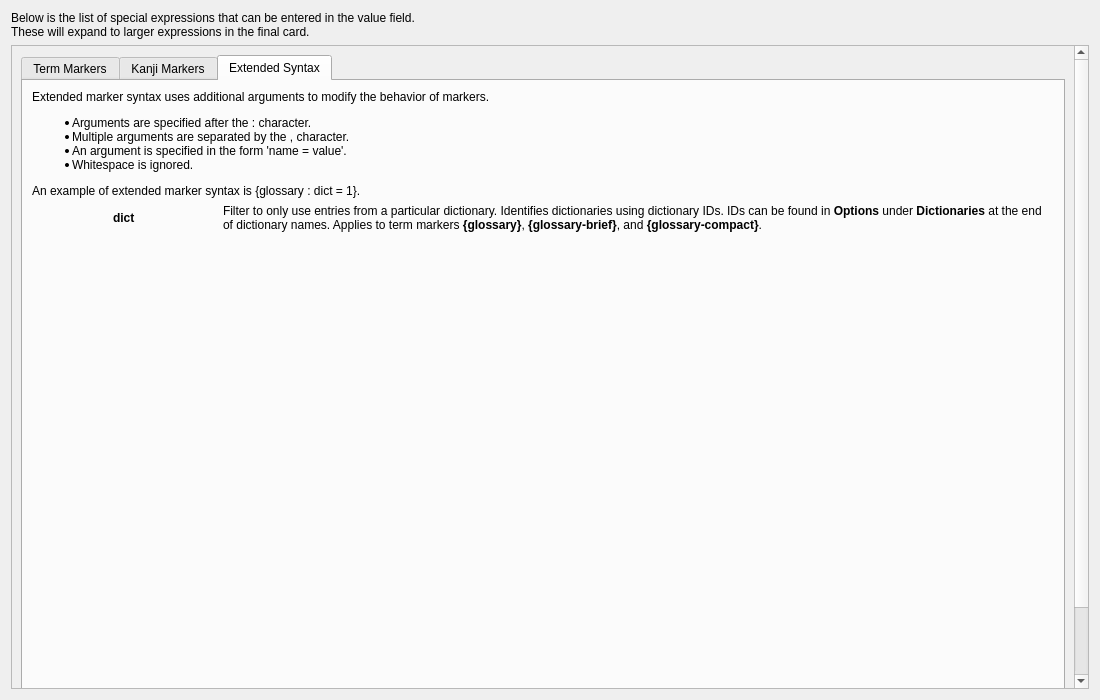
Before: the Qt Designer form src/gui/widgets/settings/ankisettingshelp.ui in ripose-jp/Memento, drawn with Qt 5.
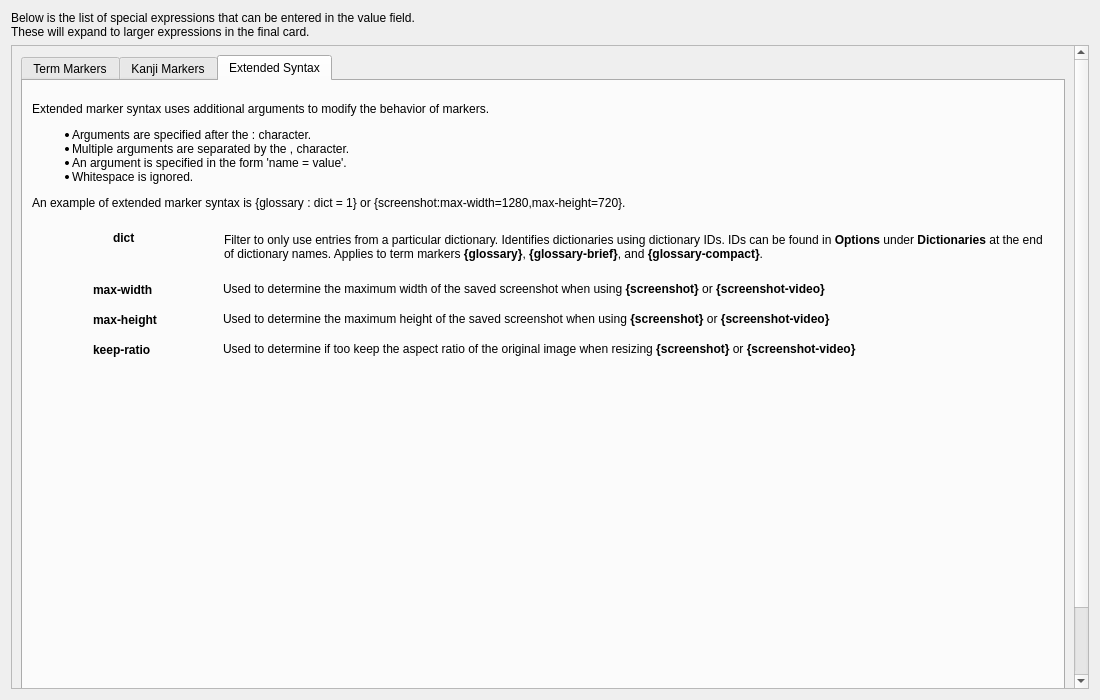
After: the same form once the commit is applied. The open tabs and pages were chosen to show the change.

Commit message:
src/anki/notebuilder: implement screenshot extended marker syntax
Allow screenshot and screenshot-video to use the max-width and
max-height markers. This allows users to resize the screenshot before
saving them into Anki.

What changed in the file:
```diff
--- a/src/gui/widgets/settings/ankisettingshelp.ui
+++ b/src/gui/widgets/settings/ankisettingshelp.ui
@@ -47,8 +47,8 @@
        <rect>
         <x>0</x>
         <y>0</y>
-        <width>1074</width>
-        <height>869</height>
+        <width>1066</width>
+        <height>858</height>
        </rect>
       </property>
       <layout class="QVBoxLayout" name="verticalLayout_4">
@@ -1582,60 +1582,170 @@
           <attribute name="title">
            <string>Extended Syntax</string>
           </attribute>
-          <layout class="QVBoxLayout" name="layoutExtendedSyntax">
-           <item>
-            <widget class="QLabel" name="labelExtendedSyntaxEx">
-             <property name="text">
-              <string>&lt;html&gt;&lt;head/&gt;&lt;body&gt;&lt;p&gt;Extended marker syntax uses additional arguments to modify the behavior of markers.&lt;/p&gt;&lt;ul style=&quot;margin-top: 0px; margin-bottom: 0px; margin-left: 0px; margin-right: 0px; -qt-list-indent: 1;&quot;&gt;&lt;li style=&quot; margin-top:12px; margin-bottom:0px; margin-left:0px; margin-right:0px; -qt-block-indent:0; text-indent:0px;&quot;&gt;Arguments are specified after the : character.&lt;/li&gt;&lt;li style=&quot; margin-top:0px; margin-bottom:0px; margin-left:0px; margin-right:0px; -qt-block-indent:0; text-indent:0px;&quot;&gt;Multiple arguments are separated by the , character.&lt;/li&gt;&lt;li style=&quot; margin-top:0px; margin-bottom:0px; margin-left:0px; margin-right:0px; -qt-block-indent:0; text-indent:0px;&quot;&gt;An argument is specified in the form 'name = value'.&lt;/li&gt;&lt;li style=&quot; margin-top:0px; margin-bottom:12px; margin-left:0px; margin-right:0px; -qt-block-indent:0; text-indent:0px;&quot;&gt;Whitespace is ignored.&lt;/li&gt;&lt;/ul&gt;&lt;p&gt;An example of extended marker syntax is {glossary : dict = 1}.&lt;/p&gt;&lt;/body&gt;&lt;/html&gt;</string>
-             </property>
-             <property name="wordWrap">
-              <bool>true</bool>
-             </property>
-            </widget>
-           </item>
-           <item>
-            <layout class="QGridLayout" name="layoutExtendedSyntaxList" columnstretch="2,9">
-             <item row="0" column="0" alignment="Qt::AlignmentFlag::AlignHCenter">
-              <widget class="QLabel" name="labelExtendedDicId">
-               <property name="font">
-                <font>
-                 <bold>true</bold>
-                </font>
-               </property>
-               <property name="text">
-                <string>dict</string>
-               </property>
-               <property name="textInteractionFlags">
-                <set>Qt::TextInteractionFlag::TextSelectableByKeyboard|Qt::TextInteractionFlag::TextSelectableByMouse</set>
-               </property>
-              </widget>
-             </item>
-             <item row="0" column="1">
-              <widget class="QLabel" name="labelExtendedDicIdEx">
-               <property name="text">
-                <string>&lt;html&gt;&lt;head/&gt;&lt;body&gt;&lt;p&gt;Filter to only use entries from a particular dictionary. Identifies dictionaries using dictionary IDs. IDs can be found in &lt;span style=&quot; font-weight:700;&quot;&gt;Options&lt;/span&gt; under &lt;span style=&quot; font-weight:700;&quot;&gt;Dictionaries&lt;/span&gt; at the end of dictionary names. Applies to term markers &lt;span style=&quot; font-weight:700;&quot;&gt;{glossary}&lt;/span&gt;, &lt;span style=&quot; font-weight:700;&quot;&gt;{glossary-brief}&lt;/span&gt;, and &lt;span style=&quot; font-weight:700;&quot;&gt;{glossary-compact}&lt;/span&gt;.&lt;/p&gt;&lt;/body&gt;&lt;/html&gt;</string>
-               </property>
-               <property name="wordWrap">
-                <bool>true</bool>
-               </property>
-              </widget>
-             </item>
-            </layout>
-           </item>
-           <item>
-            <spacer name="spacerExtendedSyntax">
-             <property name="orientation">
-              <enum>Qt::Orientation::Vertical</enum>
-             </property>
-             <property name="sizeHint" stdset="0">
-              <size>
-               <width>20</width>
-               <height>40</height>
-              </size>
-             </property>
-            </spacer>
-           </item>
-          </layout>
+          <widget class="QLabel" name="labelExtendedSyntaxEx">
+           <property name="geometry">
+            <rect>
+             <x>9</x>
+             <y>9</y>
+             <width>1026</width>
+             <height>132</height>
+            </rect>
+           </property>
+           <property name="text">
+            <string>&lt;html&gt;&lt;head/&gt;&lt;body&gt;&lt;p&gt;Extended marker syntax uses additional arguments to modify the behavior of markers.&lt;/p&gt;&lt;ul style=&quot;margin-top: 0px; margin-bottom: 0px; margin-left: 0px; margin-right: 0px; -qt-list-indent: 1;&quot;&gt;&lt;li style=&quot; margin-top:12px; margin-bottom:0px; margin-left:0px; margin-right:0px; -qt-block-indent:0; text-indent:0px;&quot;&gt;Arguments are specified after the : character.&lt;/li&gt;&lt;li style=&quot; margin-top:0px; margin-bottom:0px; margin-left:0px; margin-right:0px; -qt-block-indent:0; text-indent:0px;&quot;&gt;Multiple arguments are separated by the , character.&lt;/li&gt;&lt;li style=&quot; margin-top:0px; margin-bottom:0px; margin-left:0px; margin-right:0px; -qt-block-indent:0; text-indent:0px;&quot;&gt;An argument is specified in the form 'name = value'.&lt;/li&gt;&lt;li style=&quot; margin-top:0px; margin-bottom:12px; margin-left:0px; margin-right:0px; -qt-block-indent:0; text-indent:0px;&quot;&gt;Whitespace is ignored.&lt;/li&gt;&lt;/ul&gt;&lt;p&gt;An example of extended marker syntax is {glossary : dict = 1} or {screenshot:max-width=1280,max-height=720}.&lt;/p&gt;&lt;/body&gt;&lt;/html&gt;</string>
+           </property>
+           <property name="wordWrap">
+            <bool>true</bool>
+           </property>
+          </widget>
+          <widget class="QLabel" name="labelExtendedDicIdEx">
+           <property name="geometry">
+            <rect>
+             <x>201</x>
+             <y>148</y>
+             <width>833</width>
+             <height>36</height>
+            </rect>
+           </property>
+           <property name="text">
+            <string>&lt;html&gt;&lt;head/&gt;&lt;body&gt;&lt;p&gt;Filter to only use entries from a particular dictionary. Identifies dictionaries using dictionary IDs. IDs can be found in &lt;span style=&quot; font-weight:700;&quot;&gt;Options&lt;/span&gt; under &lt;span style=&quot; font-weight:700;&quot;&gt;Dictionaries&lt;/span&gt; at the end of dictionary names. Applies to term markers &lt;span style=&quot; font-weight:700;&quot;&gt;{glossary}&lt;/span&gt;, &lt;span style=&quot; font-weight:700;&quot;&gt;{glossary-brief}&lt;/span&gt;, and &lt;span style=&quot; font-weight:700;&quot;&gt;{glossary-compact}&lt;/span&gt;.&lt;/p&gt;&lt;/body&gt;&lt;/html&gt;</string>
+           </property>
+           <property name="wordWrap">
+            <bool>true</bool>
+           </property>
+          </widget>
+          <widget class="QLabel" name="labelExtendedDicId">
+           <property name="geometry">
+            <rect>
+             <x>90</x>
+             <y>148</y>
+             <width>25</width>
+             <height>18</height>
+            </rect>
+           </property>
+           <property name="font">
+            <font>
+             <bold>true</bold>
+            </font>
+           </property>
+           <property name="text">
+            <string>dict</string>
+           </property>
+           <property name="textInteractionFlags">
+            <set>Qt::TextInteractionFlag::TextSelectableByKeyboard|Qt::TextInteractionFlag::TextSelectableByMouse</set>
+           </property>
+          </widget>
+          <widget class="QLabel" name="labelExtendedScreenshotWidth">
+           <property name="geometry">
+            <rect>
+             <x>70</x>
+             <y>200</y>
+             <width>81</width>
+             <height>18</height>
+            </rect>
+           </property>
+           <property name="font">
+            <font>
+             <bold>true</bold>
+            </font>
+           </property>
+           <property name="text">
+            <string>max-width</string>
+           </property>
+           <property name="textInteractionFlags">
+            <set>Qt::TextInteractionFlag::TextSelectableByKeyboard|Qt::TextInteractionFlag::TextSelectableByMouse</set>
+           </property>
+          </widget>
+          <widget class="QLabel" name="labelExtendedScreenshotHeightEx">
+           <property name="geometry">
+            <rect>
+             <x>200</x>
+             <y>220</y>
+             <width>833</width>
+             <height>36</height>
+            </rect>
+           </property>
+           <property name="text">
+            <string>&lt;html&gt;&lt;head/&gt;&lt;body&gt;&lt;p&gt;Used to determine the maximum height of the saved screenshot when using &lt;span style=&quot; font-weight:700;&quot;&gt;{screenshot} &lt;/span&gt;or &lt;span style=&quot; font-weight:700;&quot;&gt;{screenshot-video}&lt;/span&gt;&lt;/p&gt;&lt;/body&gt;&lt;/html&gt;</string>
+           </property>
+           <property name="wordWrap">
+            <bool>true</bool>
+           </property>
+          </widget>
+          <widget class="QLabel" name="labelExtendedScreenshotHeight">
+           <property name="geometry">
+            <rect>
+             <x>70</x>
+             <y>230</y>
+             <width>91</width>
+             <height>18</height>
+            </rect>
+           </property>
+           <property name="font">
+            <font>
+             <bold>true</bold>
+            </font>
+           </property>
+           <property name="text">
+            <string>max-height</string>
+           </property>
+           <property name="textInteractionFlags">
+            <set>Qt::TextInteractionFlag::TextSelectableByKeyboard|Qt::TextInteractionFlag::TextSelectableByMouse</set>
+           </property>
+          </widget>
+          <widget class="QLabel" name="labelExtendedScreenshotWidthEx">
+           <property name="geometry">
+            <rect>
+             <x>200</x>
+             <y>190</y>
+             <width>833</width>
+             <height>36</height>
+            </rect>
+           </property>
+           <property name="text">
+            <string>&lt;html&gt;&lt;head/&gt;&lt;body&gt;&lt;p&gt;Used to determine the maximum width of the saved screenshot when using &lt;span style=&quot; font-weight:700;&quot;&gt;{screenshot} &lt;/span&gt;or &lt;span style=&quot; font-weight:700;&quot;&gt;{screenshot-video}&lt;/span&gt;&lt;/p&gt;&lt;/body&gt;&lt;/html&gt;</string>
+           </property>
+           <property name="wordWrap">
+            <bool>true</bool>
+           </property>
+          </widget>
+          <widget class="QLabel" name="labelExtendedScreenshotKeepAspect">
+           <property name="geometry">
+            <rect>
+             <x>200</x>
+             <y>250</y>
+             <width>833</width>
+             <height>36</height>
+            </rect>
+           </property>
+           <property name="text">
+            <string>&lt;html&gt;&lt;head/&gt;&lt;body&gt;&lt;p&gt;Used to determine if too keep the aspect ratio of the original image when resizing &lt;span style=&quot; font-weight:700;&quot;&gt;{screenshot} &lt;/span&gt;or &lt;span style=&quot; font-weight:700;&quot;&gt;{screenshot-video}&lt;/span&gt;&lt;/p&gt;&lt;/body&gt;&lt;/html&gt;</string>
+           </property>
+           <property name="wordWrap">
+            <bool>true</bool>
+           </property>
+          </widget>
+          <widget class="QLabel" name="labelExtendedScreenshotKeepAspectEx">
+           <property name="geometry">
+            <rect>
+             <x>70</x>
+             <y>260</y>
+             <width>91</width>
+             <height>18</height>
+            </rect>
+           </property>
+           <property name="font">
+            <font>
+             <bold>true</bold>
+            </font>
+           </property>
+           <property name="text">
+            <string>keep-ratio</string>
+           </property>
+           <property name="textInteractionFlags">
+            <set>Qt::TextInteractionFlag::TextSelectableByKeyboard|Qt::TextInteractionFlag::TextSelectableByMouse</set>
+           </property>
+          </widget>
          </widget>
         </widget>
        </item>
```
Left out of the diff: 2 changed lines with no effect on the pictures. The commit also changes 4 other files.
